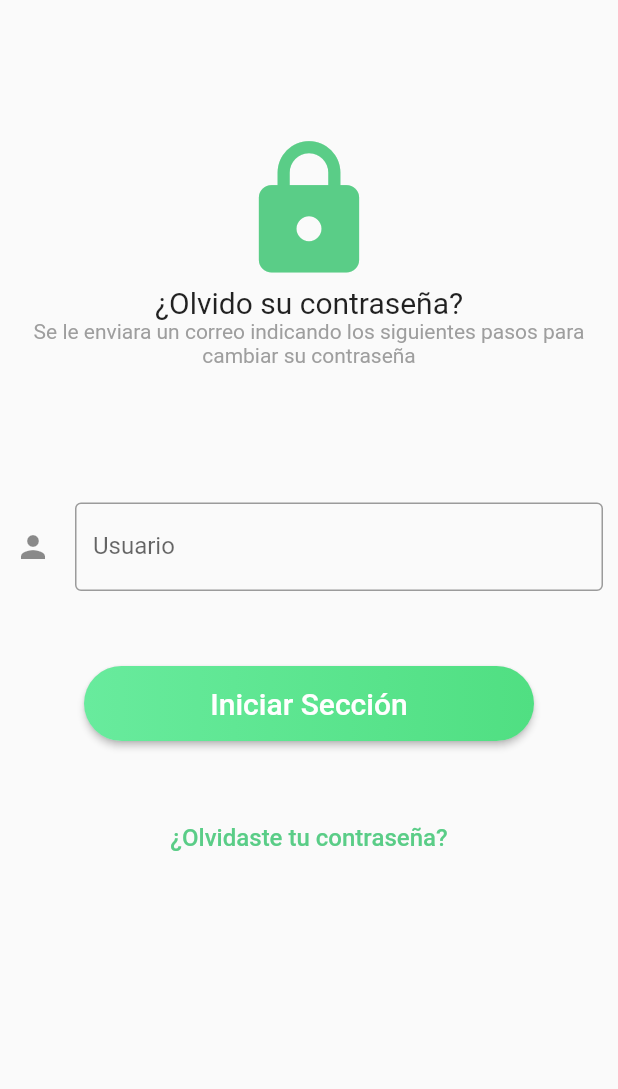
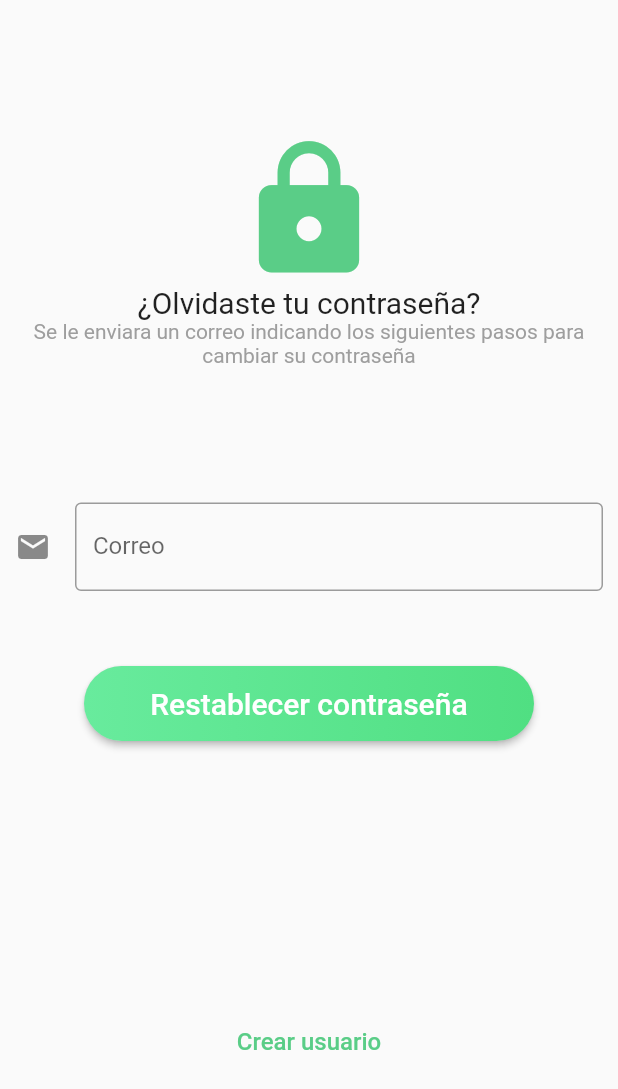
Before and after one commit to armpxd/Dietcal, a Flutter app: the ForgotPassword screen opened directly, on a phone screen of 412 x 824 dp. Shown: the top 1089 px of the screen. Run offline on Flutter 3.47's test engine with Material 2 defaults, Android fonts, the phone set to English and light mode, and no system bars.

Commit message:
add widget for forgotPassword and constans

```diff
--- a/diet_cal_mobile/lib/userManegment/ForgotPassword.dart
+++ b/diet_cal_mobile/lib/userManegment/ForgotPassword.dart
@@ -24,11 +24,11 @@ class _ForgotPasswordState extends State<ForgotPassword> {
                 ),
               ),
               Text(
-                "¿Olvido su contraseña?",
+                ForgotPasswordLiterals.forgotPassword,
                 style: TextStyle(fontSize: 20),
               ),
               Text(
-                "Se le enviara un correo indicando los siguientes pasos para cambiar su contraseña",
+                ForgotPasswordLiterals.forgotPasswordNextStep,
                 textAlign: TextAlign.center,
                 style: TextStyle(
                   color: Colors.grey,
@@ -45,13 +45,16 @@ class _ForgotPasswordState extends State<ForgotPassword> {
                             bottom: 15, top: 90, left: 10, right: 10),
                         child: TextFormField(
                           decoration: const InputDecoration(
-                              icon: LoginLiterals.userInputIcon,
-                              hintText: LoginLiterals.userInputHintText,
-                              labelText: LoginLiterals.userInputLabel,
+                              icon: ForgotPasswordLiterals.mailInputIcon,
+                              hintText:
+                                  ForgotPasswordLiterals.mailInputHintText,
+                              labelText: ForgotPasswordLiterals.mailInputLabel,
                               border: OutlineInputBorder()),
                           validator: (value) {
-                            if (value.isEmpty) {
-                              return LoginLiterals.mandatoryField;
+                            if (value.isEmpty ||
+                                !value.contains(".") ||
+                                !value.contains("@")) {
+                              return ForgotPasswordLiterals.mandatoryMail;
                             }
                             return null;
                           },
@@ -63,7 +66,7 @@ class _ForgotPasswordState extends State<ForgotPassword> {
                             child: Padding(
                           padding: const EdgeInsets.only(top: 15),
                           child: Text(
-                            "Este correo no esta registrado",
+                            ForgotPasswordLiterals.mailNotFound,
                             style: TextStyle(
                                 color: Colors.redAccent, fontSize: 16),
                           ),
@@ -78,9 +81,7 @@ class _ForgotPasswordState extends State<ForgotPassword> {
                               onPressed: () {
                                 if (_forgotPasswordForm.currentState
                                     .validate()) {
-                                  //User login service call
-                                  //servicio de login deberia tener un flag para el remenber me y asi verificar
-                                  // si este es true para generar un token
+                                  //validate if the mail is the correct one
                                 }
                               },
                               shape: RoundedRectangleBorder(
@@ -102,7 +103,7 @@ class _ForgotPasswordState extends State<ForgotPassword> {
                                       maxWidth: 300.0, minHeight: 50.0),
                                   alignment: Alignment.center,
                                   child: Text(
-                                    LoginLiterals.login,
+                                    ForgotPasswordLiterals.resetPassword,
                                     textAlign: TextAlign.center,
                                     style: TextStyle(
                                         color: Colors.white, fontSize: 20),
@@ -116,24 +117,22 @@ class _ForgotPasswordState extends State<ForgotPassword> {
                     ],
                   ),
                 ),
-              ),
-              Center(
-                child: Padding(
-                  padding: const EdgeInsets.all(20.0),
-                  child: Text(
-                    LoginLiterals.forgotPassword,
-                    style: TextStyle(
-                        color: Color(0xff5ACD87),
-                        fontSize: 16,
-                        fontWeight: FontWeight.w500),
-                  ),
-                ),
               )
             ],
           ),
         ),
       ),
-      // This trailing comma makes auto-formatting nicer for build methods.
+      bottomNavigationBar: Padding(
+        padding: const EdgeInsets.only(bottom: 120),
+        child: Text(
+          ForgotPasswordLiterals.register,
+          style: TextStyle(
+              color: Color(0xff5ACD87),
+              fontSize: 16,
+              fontWeight: FontWeight.w500),
+          textAlign: TextAlign.center,
+        ),
+      ),
     );
   }
 }
```
